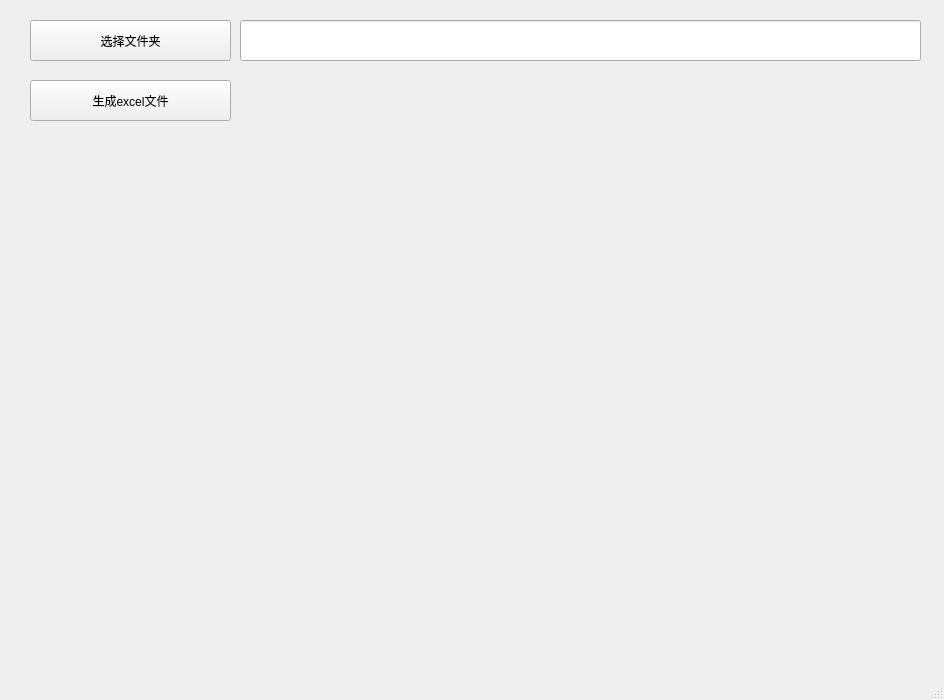
First picture: the form in lgp_file_ana/mainwindow.ui, repository tiansongyu/LGP_file_ana, before the edit.
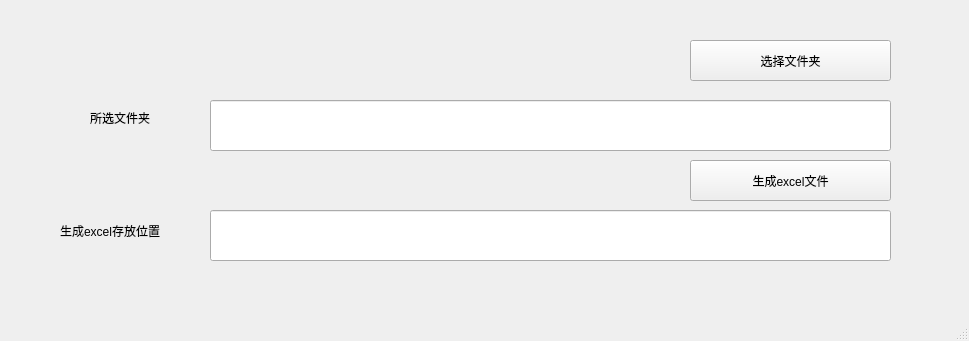
Second picture: the form after the edit.

Commit message: 生成excel文件，代码完善

```diff
--- a/lgp_file_ana/mainwindow.ui
+++ b/lgp_file_ana/mainwindow.ui
@@ -6,8 +6,8 @@
    <rect>
     <x>0</x>
     <y>0</y>
-    <width>944</width>
-    <height>700</height>
+    <width>969</width>
+    <height>341</height>
    </rect>
   </property>
   <property name="cursor">
@@ -20,8 +20,8 @@
    <widget class="QPushButton" name="pushButton">
     <property name="geometry">
      <rect>
-      <x>30</x>
-      <y>20</y>
+      <x>690</x>
+      <y>40</y>
       <width>201</width>
       <height>41</height>
      </rect>
@@ -33,18 +33,18 @@
    <widget class="QLineEdit" name="dir_name">
     <property name="geometry">
      <rect>
-      <x>240</x>
-      <y>20</y>
+      <x>210</x>
+      <y>100</y>
       <width>681</width>
-      <height>41</height>
+      <height>51</height>
      </rect>
     </property>
    </widget>
    <widget class="QPushButton" name="pushButton_2">
     <property name="geometry">
      <rect>
-      <x>30</x>
-      <y>80</y>
+      <x>690</x>
+      <y>160</y>
       <width>201</width>
       <height>41</height>
      </rect>
@@ -53,6 +53,42 @@
      <string>生成excel文件</string>
     </property>
    </widget>
+   <widget class="QLabel" name="label">
+    <property name="geometry">
+     <rect>
+      <x>90</x>
+      <y>110</y>
+      <width>81</width>
+      <height>16</height>
+     </rect>
+    </property>
+    <property name="text">
+     <string>所选文件夹</string>
+    </property>
+   </widget>
+   <widget class="QLineEdit" name="excel_dir">
+    <property name="geometry">
+     <rect>
+      <x>210</x>
+      <y>210</y>
+      <width>681</width>
+      <height>51</height>
+     </rect>
+    </property>
+   </widget>
+   <widget class="QLabel" name="label_2">
+    <property name="geometry">
+     <rect>
+      <x>60</x>
+      <y>220</y>
+      <width>131</width>
+      <height>21</height>
+     </rect>
+    </property>
+    <property name="text">
+     <string>生成excel存放位置</string>
+    </property>
+   </widget>
   </widget>
   <widget class="QMenuBar" name="menubar">
    <property name="geometry">
```
Left out of the diff: 4 changed lines with no effect on the pictures. The commit also changes 5 other files.
